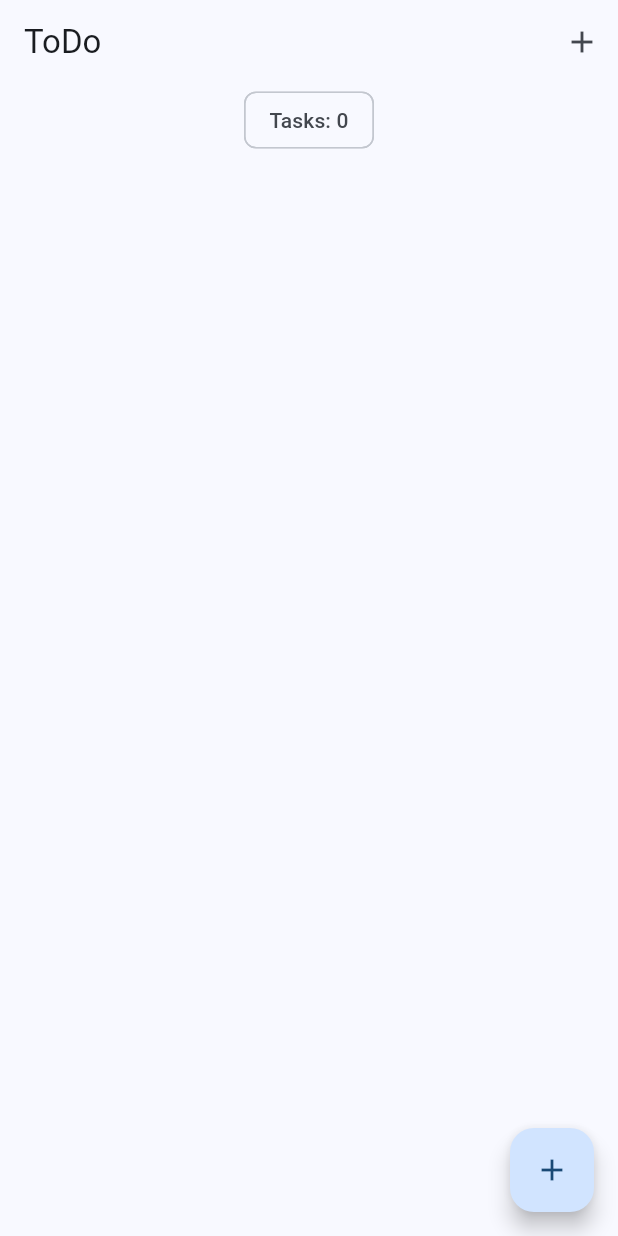
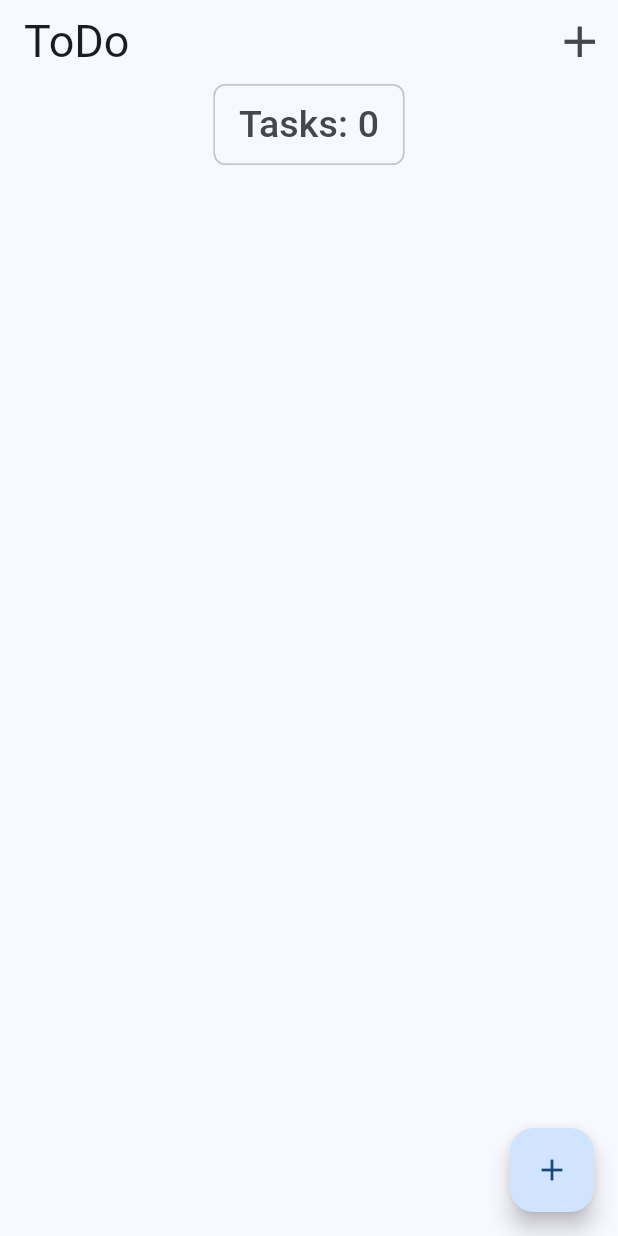
Before and after one commit to VechkanovVV/to_do, a Flutter app: the screen it shows after launch, on a phone screen of 412 x 824 dp. Run offline on Flutter 3.47's test engine with Material 3 defaults, Android fonts, the phone set to English and light mode, and no system bars; our stand-ins replace bloc, equatable, flutter_bloc, hydrated_bloc.

```diff
--- a/lib/screens/task_screen.dart
+++ b/lib/screens/task_screen.dart
@@ -15,7 +15,6 @@ class TaskScreen extends StatefulWidget {
 class _TaskScreenState extends State<TaskScreen> {
   TextEditingController titleController = TextEditingController();
 
-  // Определите переменную для хранения количества задач
   late int number;
 
   void _addTask(BuildContext context) {
@@ -37,17 +36,22 @@ class _TaskScreenState extends State<TaskScreen> {
     return BlocBuilder<TaskBloc, TaskState>(builder: (context, state) {
       List<Task> taskList = state.tasks;
 
-      // Обновите переменную number при изменении списка задач
       number = taskList.length;
 
       return Scaffold(
         appBar: AppBar(
-          title: const Text('ToDo'),
+          title: const Text(
+            'ToDo',
+            style: TextStyle(
+              fontSize: 30,
+            ),
+          ),
           actions: [
             IconButton(
               onPressed: () {},
               icon: const Icon(
                 Icons.add,
+                size: 35,
               ),
             ),
           ],
@@ -59,8 +63,14 @@ class _TaskScreenState extends State<TaskScreen> {
               child: Chip(
                 label: Text(
                   'Tasks: $number',
+                  style: const TextStyle(
+                    fontSize: 25,
+                  ),
                 ),
               ),
+            ),
+            SizedBox(
+              height: 8,
             ),
             TaskList(tasks: taskList)
           ],
```
Also changed, not shown: lib/widgets/task_list.dart (+18 -9 lines).
